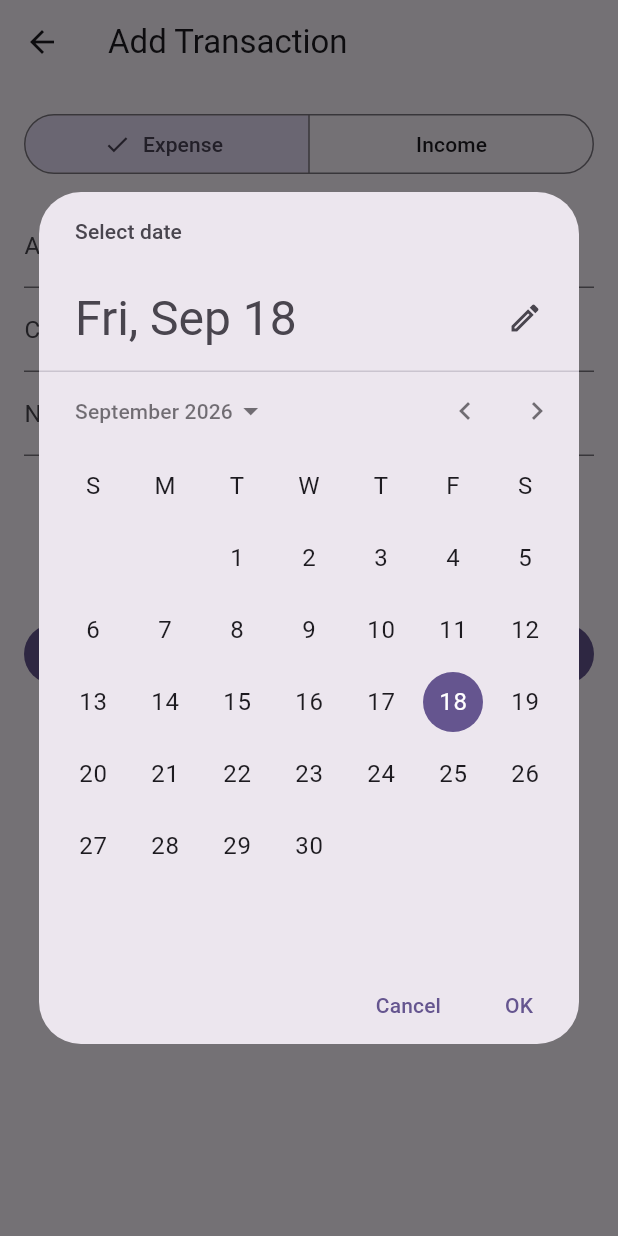
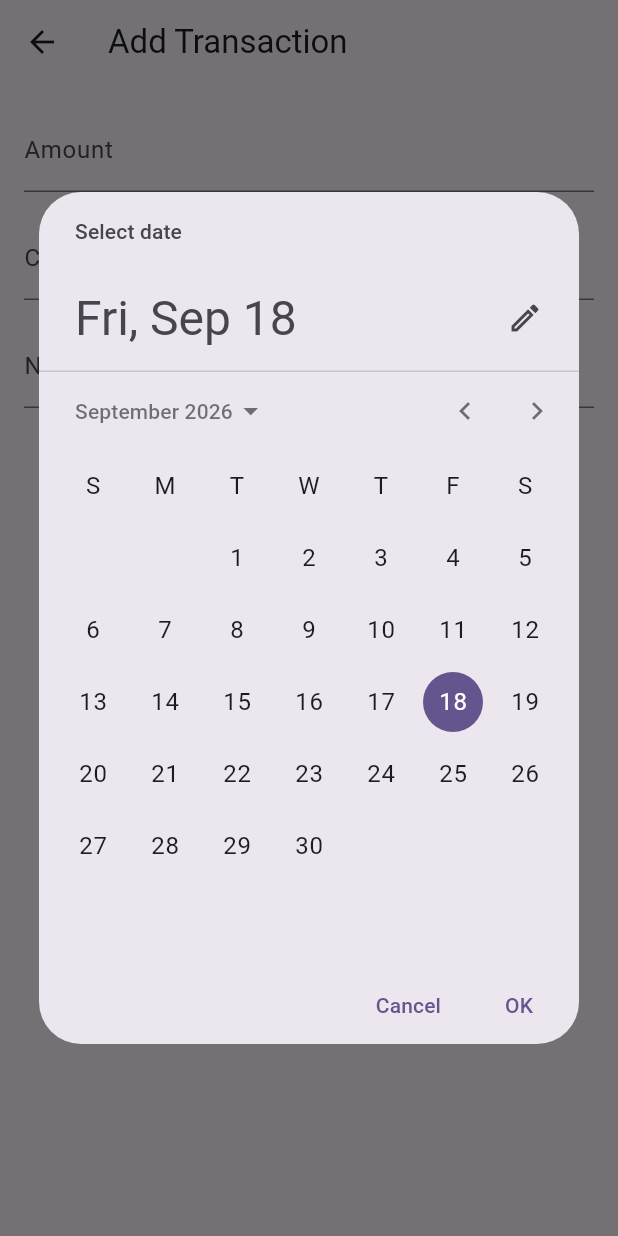
Before and after one commit to jinchao-wang/remember_app, a Flutter app: the AddEditScreen screen opened directly, after a tap on "Date", on a phone screen of 412 x 824 dp. Run offline on Flutter 3.47's test engine with Material 3 defaults, Android fonts, the phone set to English and light mode, and no system bars; our stand-ins replace csv, file_picker, fl_chart, sqflite; accounts and stored records are empty; statements that could not run were skipped.

```diff
--- a/lib/screens/add_edit_screen.dart
+++ b/lib/screens/add_edit_screen.dart
@@ -1,77 +1,148 @@
 import 'package:flutter/material.dart';
-import 'package:intl/intl.dart';
 import '../models/transaction.dart';
+import '../services/database.dart';
 import '../services/app_state.dart';
-import '../services/database.dart';
 
 class AddEditScreen extends StatefulWidget {
   final Transaction? transaction;
+
   const AddEditScreen({super.key, this.transaction});
+
   @override
   State<AddEditScreen> createState() => _AddEditScreenState();
 }
 
 class _AddEditScreenState extends State<AddEditScreen> {
   final _formKey = GlobalKey<FormState>();
-  late TextEditingController _amountCtrl;
-  late TextEditingController _categoryCtrl;
-  late TextEditingController _noteCtrl;
+  final _amountController = TextEditingController();
+  final _categoryController = TextEditingController();
+  final _noteController = TextEditingController();
+  DateTime _selectedDate = DateTime.now();
   String _type = 'expense';
-  DateTime _date = DateTime.now();
 
   @override
   void initState() {
     super.initState();
-    _amountCtrl = TextEditingController(text: widget.transaction?.amount.toString() ?? '');
-    _categoryCtrl = TextEditingController(text: widget.transaction?.category ?? '');
-    _noteCtrl = TextEditingController(text: widget.transaction?.note ?? '');
-    _type = widget.transaction?.type ?? 'expense';
-    _date = widget.transaction?.date ?? DateTime.now();
+    if (widget.transaction != null) {
+      _amountController.text = widget.transaction!.amount.toString();
+      _categoryController.text = widget.transaction!.category;
+      _noteController.text = widget.transaction!.note ?? '';
+      _selectedDate = widget.transaction!.date;
+      _type = widget.transaction!.type ?? 'expense';
+    }
+  }
+
+  @override
+  void dispose() {
+    _amountController.dispose();
+    _categoryController.dispose();
+    _noteController.dispose();
+    super.dispose();
+  }
+
+  Future<void> _saveTransaction() async {
+    if (_formKey.currentState!.validate()) {
+      final amount = double.parse(_amountController.text);
+      final category = _categoryController.text;
+      final note = _noteController.text;
+
+      final newTransaction = Transaction(
+        amount: amount,
+        category: category,
+        date: _selectedDate,
+        type: _type,
+        note: note,
+      );
+
+      if (widget.transaction != null) {
+        newTransaction.id = widget.transaction!.id;
+        await DatabaseHelper.instance.updateTransaction(newTransaction);
+      } else {
+        await DatabaseHelper.instance.insertTransaction(newTransaction);
+      }
+
+      AppState.instance.bump();
+      if (mounted) {
+        Navigator.pop(context);
+      }
+    }
+  }
+
+  Future<void> _selectDate(BuildContext context) async {
+    final picked = await showDatePicker(
+      context: context,
+      initialDate: _selectedDate,
+      firstDate: DateTime(2000),
+      lastDate: DateTime(2101),
+    );
+    if (picked != null && picked != _selectedDate) {
+      setState(() {
+        _selectedDate = picked;
+      });
+    }
   }
 
   @override
   Widget build(BuildContext context) {
-    final isEdit = widget.transaction != null;
     return Scaffold(
-      appBar: AppBar(title: Text(isEdit ? 'Edit Transaction' : 'Add Transaction')),
+      appBar: AppBar(title: Text(widget.transaction == null ? 'Add Transaction' : 'Edit Transaction')),
       body: Padding(
-        padding: const EdgeInsets.all(16),
+        padding: const EdgeInsets.all(16.0),
         child: Form(
           key: _formKey,
-          child: ListView(
+          child: Column(
             children: [
-              SegmentedButton<String>(
-                segments: const [
-                  ButtonSegment(value: 'expense', label: Text('Expense')),
-                  ButtonSegment(value: 'income', label: Text('Income')),
-                ],
-                selected: {_type},
-                onSelectionChanged: (s) => setState(() => _type = s.first),
+              TextFormField(
+                controller: _amountController,
+                decoration: const InputDecoration(labelText: 'Amount'),
+                keyboardType: TextInputType.number,
+                validator: (value) {
+                  if (value == null || value.isEmpty) {
+                    return 'Please enter an amount';
+                  }
+                  if (double.tryParse(value) == null) {
+                    return 'Please enter a valid number';
+                  }
+                  return null;
+                },
               ),
               const SizedBox(height: 16),
               TextFormField(
-                controller: _amountCtrl,
-                keyboardType: const TextInputType.numberWithOptions(decimal: true),
-                decoration: const InputDecoration(labelText: 'Amount', prefixText: '¥ '),
-                validator: (v) => v == null || double.tryParse(v) == null || double.parse(v) <= 0 ? 'Please enter a valid amount' : null,
+                controller: _categoryController,
+                decoration: const InputDecoration(labelText: 'Category'),
+                validator: (value) {
+                  if (value == null || value.isEmpty) {
+                    return 'Please enter a category';
+                  }
+                  return null;
+                },
               ),
+              const SizedBox(height: 16),
               TextFormField(
-                controller: _categoryCtrl,
-                decoration: const InputDecoration(labelText: 'Category'),
-                validator: (v) => v == null || v.trim().isEmpty ? 'Category cannot be empty' : null,
+                controller: _noteController,
+                decoration: const InputDecoration(labelText: 'Note'),
               ),
-              TextFormField(controller: _noteCtrl, decoration: const InputDecoration(labelText: 'Note (optional)')),
-              const SizedBox(height: 12),
+              const SizedBox(height: 16),
+              ListTile(
+                title: const Text('Type'),
+                trailing: Switch(
+                  value: _type == 'income',
+                  onChanged: (value) {
+                    setState(() {
+                      _type = value ? 'income' : 'expense';
+                    });
+                  },
+                ),
+              ),
               ListTile(
                 title: const Text('Date'),
-                subtitle: Text(DateFormat('yyyy-MM-dd HH:mm').format(_date)),
-                trailing: const Icon(Icons.calendar_today),
-                onTap: _pickDate,
+                subtitle: Text('${_selectedDate.toLocal()}'.split(' ')[0]),
+                onTap: () => _selectDate(context),
               ),
-              const SizedBox(height: 24),
-              FilledButton(
-                onPressed: _save,
-                child: Text(isEdit ? 'Save Changes' : 'Add Transaction'),
+              const SizedBox(height: 16),
+              ElevatedButton(
+                onPressed: _saveTransaction,
+                child: const Text('Save'),
               ),
             ],
           ),
@@ -79,37 +150,4 @@ class _AddEditScreenState extends State<AddEditScreen> {
       ),
     );
   }
-
-  Future<void> _pickDate() async {
-    final date = await showDatePicker(context: context, initialDate: _date, firstDate: DateTime(2020), lastDate: DateTime(2100));
-    if (date != null) {
-      final time = await showTimePicker(context: context, initialTime: TimeOfDay.fromDateTime(_date));
-      if (time != null) {
-        setState(() => _date = DateTime(date.year, date.month, date.day, time.hour, time.minute));
-      }
-    }
-  }
-
-  Future<void> _save() async {
-    if (!_formKey.currentState!.validate()) return;
-    final amount = double.parse(_amountCtrl.text);
-    final newTx = Transaction(
-      id: widget.transaction?.id,
-      amount: amount,
-      type: _type,
-      category: _categoryCtrl.text.trim(),
-      note: _noteCtrl.text.trim().isEmpty ? null : _noteCtrl.text.trim(),
-      date: _date,
-      isAuto: widget.transaction?.isAuto ?? false,
-      isEdited: true,
-      sourceApp: widget.transaction?.sourceApp,
-    );
-    if (widget.transaction != null) {
-      await DatabaseHelper.instance.updateTransaction(newTx);
-    } else {
-      await DatabaseHelper.instance.insertTransaction(newTx);
-    }
-    AppState.instance.bump();
-    if (mounted) Navigator.pop(context);
-  }
 }
--- a/lib/screens/settings_screen.dart
+++ b/lib/screens/settings_screen.dart
@@ -4,8 +4,6 @@ import 'package:flutter/material.dart';
 import 'package:intl/intl.dart';
 import 'package:path_provider/path_provider.dart';
 import '../services/app_state.dart';
-import '../models/transaction.dart';
-import '../services/database.dart';
 import '../utils/csv_helper.dart';
 
 class SettingsScreen extends StatefulWidget {
--- a/lib/screens/stats_screen.dart
+++ b/lib/screens/stats_screen.dart
@@ -81,6 +81,7 @@ class _StatsScreenState extends State<StatsScreen> {
         (lineSpots.map((s) => s.y).fold<double>(0, (a, b) => a > b ? a : b) * 1.2 +
             1);
 
+    final primary = Theme.of(context).colorScheme.primary;
     return ListView(
       padding: const EdgeInsets.all(16),
       children: [
@@ -141,12 +142,12 @@ class _StatsScreenState extends State<StatsScreen> {
                               LineChartBarData(
                                 spots: lineSpots,
                                 isCurved: true,
-                                color: Theme.of(context).colorScheme.primary,
+                                color: primary,
                                 barWidth: 2,
                                 dotData: const FlDotData(show: false),
                                 belowBarData: BarAreaData(
                                     show: true,
-                                    color: Theme.of(context).colorScheme.primary.withValues(alpha: 0.1)),
+                                    color: primary.withOpacity(0.1)),
                               )
                             ],
                           ),
```
Also changed, not shown: lib/screens/home_screen.dart (+6 -36 lines), lib/screens/transaction_list_screen.dart (+45 -59 lines).
